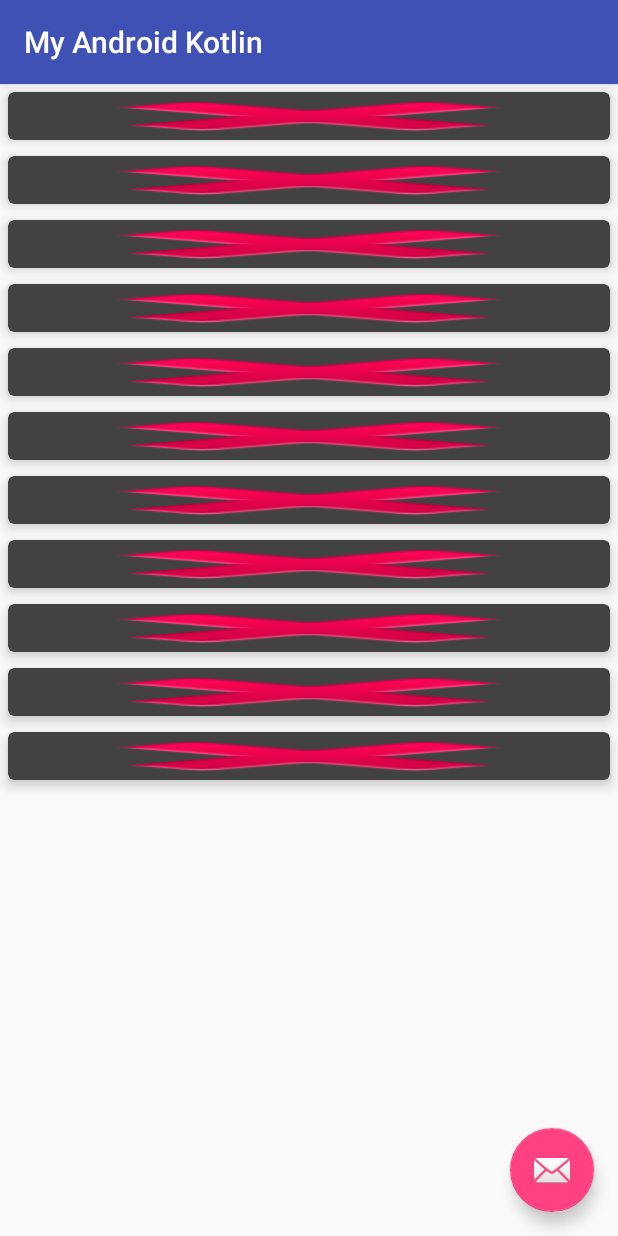
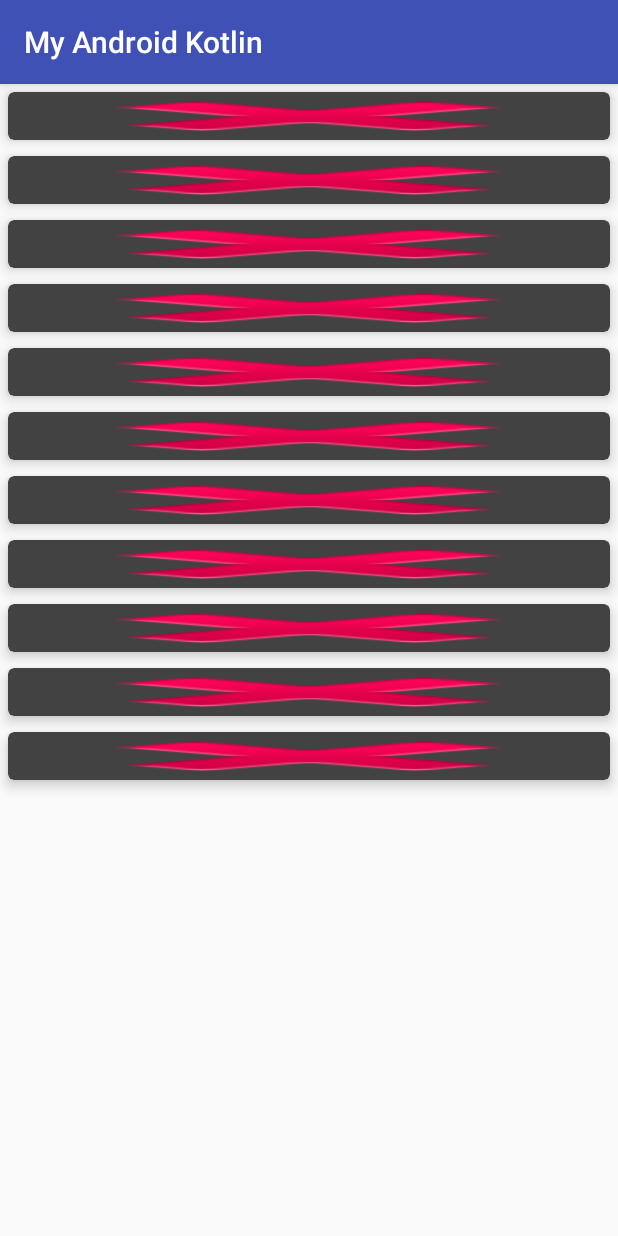
Before and after one commit to informramiz/android-with-kotlin, an Android app: the screen it shows after launch (MainActivity), on a phone screen of 412 x 824 dp. Run offline under Robolectric (Android 15) with nearby library versions, the phone set to English and light mode, and no system bars; our stand-ins replace Picasso; pictures from the network do not load.

Commit message:
refactor: Remove FAB button

```diff
--- a/MyAndroidKotlinApplication/app/src/main/java/com/materialdesign/ramiz/myandroidkotlin/MainActivity.kt
+++ b/MyAndroidKotlinApplication/app/src/main/java/com/materialdesign/ramiz/myandroidkotlin/MainActivity.kt
@@ -23,14 +23,13 @@ class MainActivity : AppCompatActivity() {
         setContentView(R.layout.activity_main)
         setSupportActionBar(toolbar)
 
-        fab.setOnClickListener { view ->
-            Snackbar.make(view, "Fab clicked", Snackbar.LENGTH_SHORT);
-        }
-
         initRecyclerView()
     }
 
     private fun initRecyclerView() {
+        textView.visibility = View.GONE
+        recyclerView.visibility = View.VISIBLE
+
         val imageUrls = listOf(
                 "http://i.imgur.com/DvpvklR.png",
                 "http://i.imgur.com/zEuiv4n.jpg",
@@ -53,6 +52,7 @@ class MainActivity : AppCompatActivity() {
 
     private fun tryBasics() {
         textView.visibility = View.VISIBLE
+        recyclerView.visibility = View.GONE
         //        tryKotlinLoops()
         //        tryWhen()
         //        tryRanges()
--- a/MyAndroidKotlinApplication/app/src/main/res/layout/activity_main.xml
+++ b/MyAndroidKotlinApplication/app/src/main/res/layout/activity_main.xml
@@ -23,12 +23,4 @@
 
     <include layout="@layout/content_main"/>
 
-    <android.support.design.widget.FloatingActionButton
-        android:id="@+id/fab"
-        android:layout_width="wrap_content"
-        android:layout_height="wrap_content"
-        android:layout_gravity="bottom|end"
-        android:layout_margin="@dimen/fab_margin"
-        app:srcCompat="@android:drawable/ic_dialog_email"/>
-
 </android.support.design.widget.CoordinatorLayout>
```
